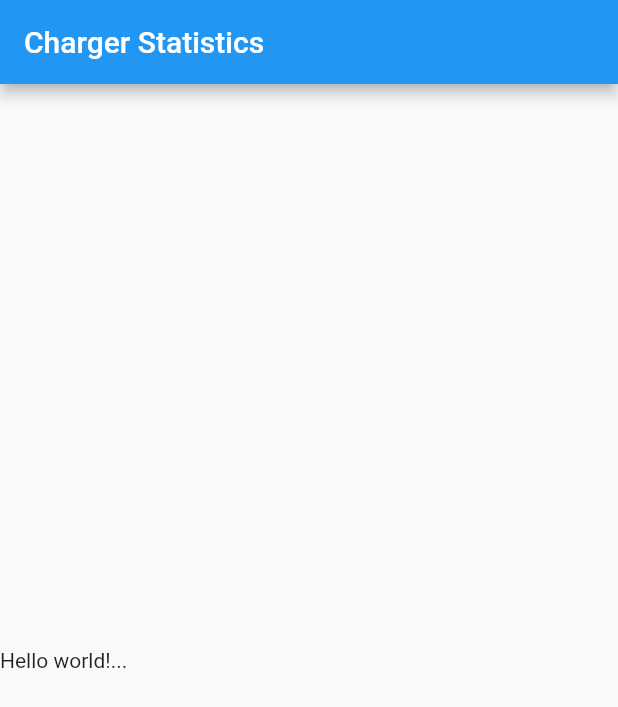
After one commit to joicodev/mobile_test_peraza, a Flutter app: the screen it shows after launch, on a phone screen of 412 x 824 dp. The commit adds this screen. Shown: the top 707 px of the screen. Run offline on Flutter 3.47's test engine with Material 2 defaults, Android fonts, the phone set to English and light mode, and no system bars; our stand-ins replace flutter_riverpod.

Commit message:
create charger statistics presentation directory

```diff
--- /dev/null
+++ b/lib/src/app.dart
@@ -0,0 +1,63 @@
+import 'package:flutter/material.dart';
+import 'package:flutter_riverpod/flutter_riverpod.dart';
+
+import 'features/charger_statistics/presentation/pages/charger_statistics_page.dart';
+
+class MyApp extends StatelessWidget {
+  const MyApp({super.key});
+
+  // This widget is the root of your application.
+  @override
+  Widget build(BuildContext context) {
+    return MaterialApp(
+      title: 'Flutter Demo',
+      theme: ThemeData(primarySwatch: Colors.blue),
+      home: const ChargerStatisticsPage(),
+    );
+  }
+}
+
+class MyHomePage extends ConsumerStatefulWidget {
+  const MyHomePage({super.key, required this.title});
+  final String title;
+  @override
+  ConsumerState<MyHomePage> createState() => _MyHomePageState();
+}
+
+class _MyHomePageState extends ConsumerState<MyHomePage> {
+  int _counter = 0;
+
+  void _incrementCounter() {
+    setState(() {
+      _counter++;
+    });
+  }
+
+  @override
+  Widget build(BuildContext context) {
+    return Scaffold(
+      appBar: AppBar(
+        title: Text(widget.title),
+      ),
+      body: Center(
+        child: Column(
+          mainAxisAlignment: MainAxisAlignment.center,
+          children: <Widget>[
+            const Text(
+              'You have pushed the button this many times:',
+            ),
+            Text(
+              '$_counter',
+              style: Theme.of(context).textTheme.headlineMedium,
+            ),
+          ],
+        ),
+      ),
+      floatingActionButton: FloatingActionButton(
+        onPressed: _incrementCounter,
+        tooltip: 'Increment',
+        child: const Icon(Icons.add),
+      ), // This trailing comma makes auto-formatting nicer for build methods.
+    );
+  }
+}
--- /dev/null
+++ b/lib/src/features/charger_statistics/presentation/pages/charger_statistics_page.dart
@@ -0,0 +1,25 @@
+import 'package:flutter/material.dart';
+
+class ChargerStatisticsPage extends StatefulWidget {
+  const ChargerStatisticsPage({Key? key}) : super(key: key);
+
+  @override
+  State<ChargerStatisticsPage> createState() => _ChargerStatisticsPageState();
+}
+
+class _ChargerStatisticsPageState extends State<ChargerStatisticsPage> {
+  @override
+  Widget build(BuildContext context) {
+    return Scaffold(
+      appBar: AppBar(
+        title: const Text('Charger Statistics'),
+      ),
+      body: Column(
+        mainAxisAlignment: MainAxisAlignment.center,
+        children: const [
+          Text('Hello world!...'),
+        ],
+      ),
+    );
+  }
+}
```
Also changed, not shown: lib/main.dart (+3 -111 lines), pubspec.yaml (+7 -0 lines), pubspec.lock.
